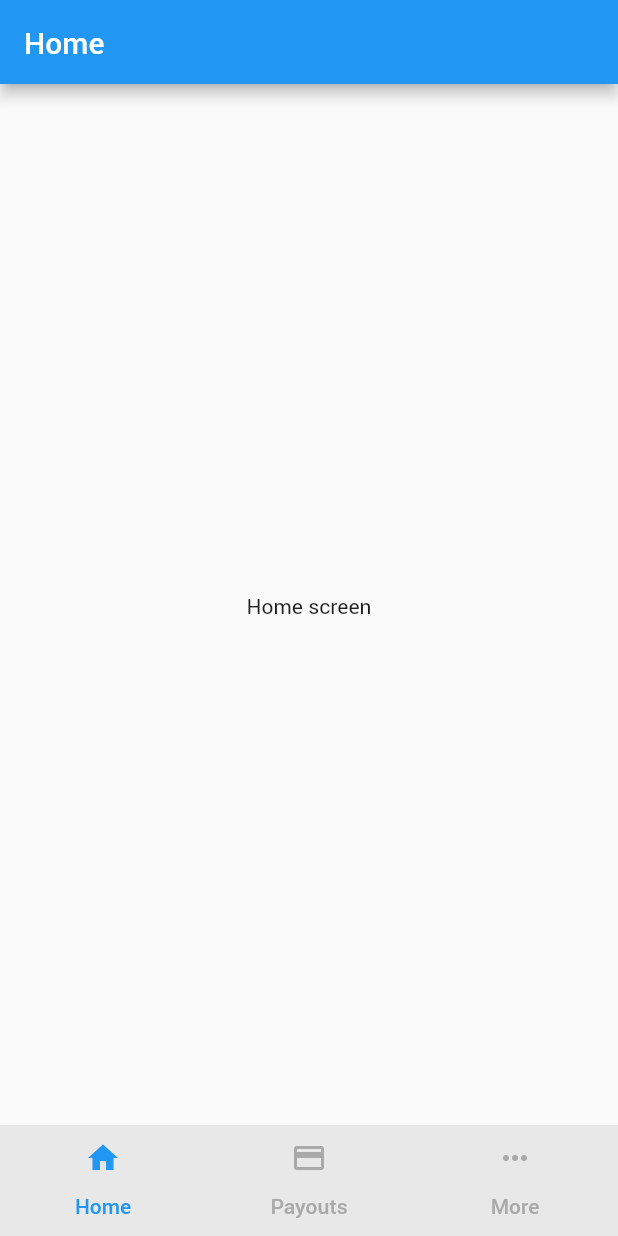
After one commit to meetitexpert/emilyretailerapp, a Flutter app: the TabsController screen opened directly, on a phone screen of 412 x 824 dp. The commit adds this screen. Run offline on Flutter 3.47's test engine with Material 2 defaults, Android fonts, the phone set to English and light mode, and no system bars; our stand-ins replace email_validator.

Commit message:
tabs created

```diff
--- /dev/null
+++ b/lib/TabsScreen/TabsController.dart
@@ -0,0 +1,61 @@
+import 'package:emilyretailerapp/TabsScreen/homescreen.dart';
+import 'package:emilyretailerapp/TabsScreen/morescreen.dart';
+import 'package:emilyretailerapp/TabsScreen/payoutscreen.dart';
+import 'package:flutter/material.dart';
+
+class TabsController extends StatefulWidget {
+  const TabsController({Key? key}) : super(key: key);
+
+  @override
+  _TabsControllerState createState() => _TabsControllerState();
+}
+
+class _TabsControllerState extends State<TabsController>
+    with TickerProviderStateMixin {
+  late TabController _controller;
+
+  @override
+  void initState() {
+    // TODO: implement initState
+    super.initState();
+    _controller = TabController(length: 3, vsync: this);
+  }
+
+  @override
+  Widget build(BuildContext context) {
+    return DefaultTabController(
+      length: 3,
+      child: Scaffold(
+        bottomNavigationBar: Container(
+          color: Color(0xFFE8E8E8),
+          child: TabBar(
+              labelColor: Colors.blue,
+              unselectedLabelColor: Color(0xFFA9A9A9),
+              indicatorSize: TabBarIndicatorSize.tab,
+              indicatorPadding: EdgeInsets.all(5.0),
+              indicatorColor: Color(0xFFE8E8E8),
+              controller: _controller,
+              tabs: const  <Widget>[
+                Tab(
+                  text: 'Home',
+                  icon: Icon(Icons.home),
+                ),
+                Tab(
+                  text: 'Payouts',
+                  icon: Icon(Icons.payment_outlined),
+                ),
+                Tab(
+                  text: 'More',
+                  icon: Icon(Icons.more_horiz),
+                ),
+              ]),
+        ),
+        body: TabBarView(controller: _controller, children: const <Widget>[
+          homeScreen(),
+          PayoutsScreen(),
+          MoreScreen(),
+        ]),
+      ),
+    );
+  }
+}
--- /dev/null
+++ b/lib/TabsScreen/homescreen.dart
@@ -0,0 +1,21 @@
+import 'package:flutter/material.dart';
+
+class homeScreen extends StatefulWidget {
+  const homeScreen({Key? key}) : super(key: key);
+
+  @override
+  _homeScreenState createState() => _homeScreenState();
+}
+
+class _homeScreenState extends State<homeScreen> {
+  @override
+  Widget build(BuildContext context) {
+    return Scaffold(
+      appBar: AppBar(
+        title: Text('Home'),
+        automaticallyImplyLeading: false,
+      ),
+      body: Center(child: const Text('Home screen')),
+    );
+  }
+}
--- a/pubspec.yaml
+++ b/pubspec.yaml
@@ -34,6 +34,7 @@ dependencies:
   # The following adds the Cupertino Icons font to your application.
   # Use with the CupertinoIcons class for iOS style icons.
   cupertino_icons: ^1.0.2
+  email_validator: '^1.0.6'
 
 dev_dependencies:
   flutter_test:
```
Also changed, not shown: lib/TabsScreen/morescreen.dart (added, +21 -0 lines), lib/TabsScreen/payoutscreen.dart (added, +21 -0 lines), lib/login_vc.dart (+9 -0 lines), pubspec.lock.
